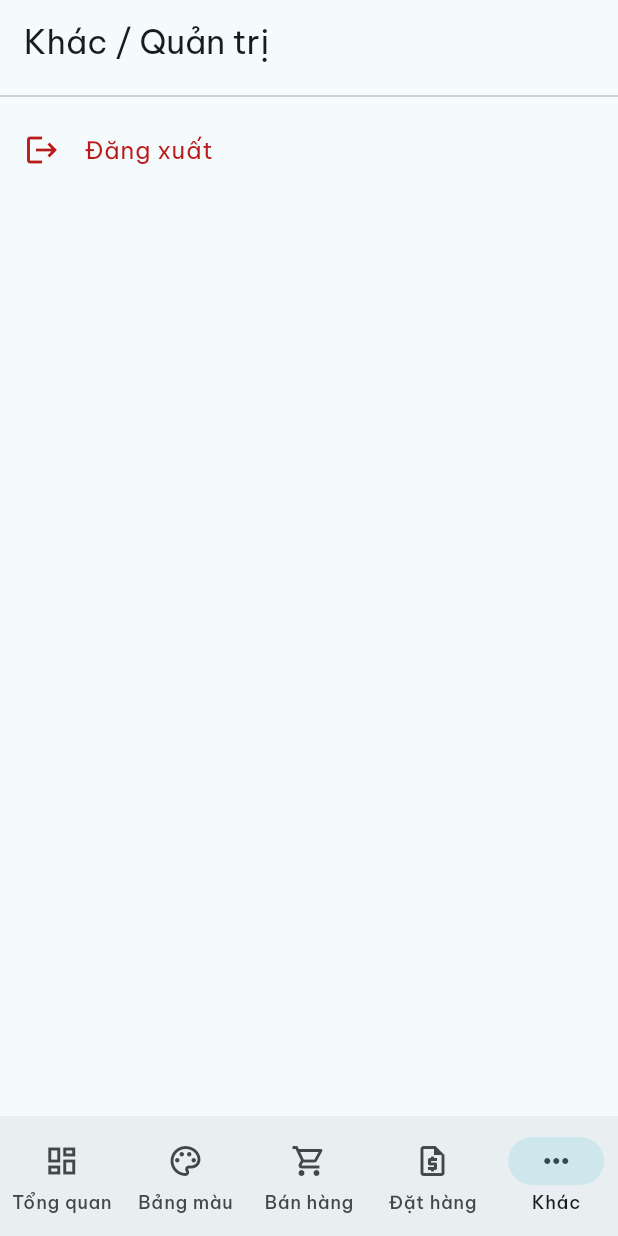
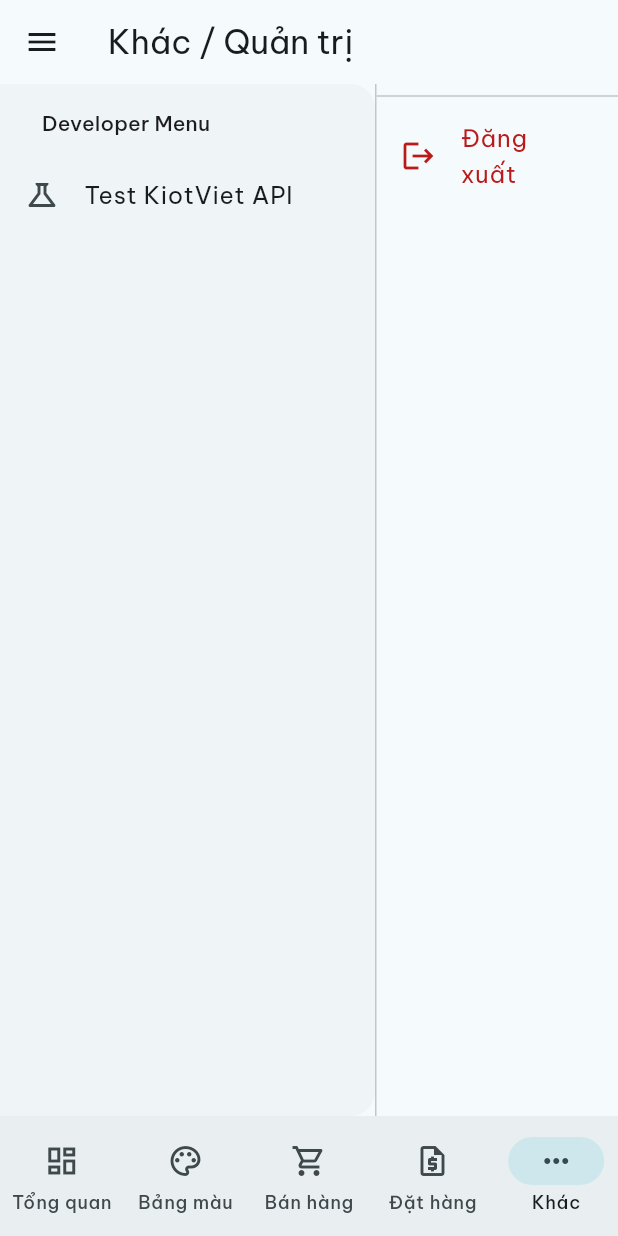
Before and after one commit to nmadu666/flutter_paint_store_app, a Flutter app: the screen it shows once a user with an empty profile is signed in, item 5 of the bottom bar chosen, on a phone screen of 412 x 824 dp. Run offline on Flutter 3.47's test engine with Material 3 defaults, Android fonts, the phone set to English and light mode, and no system bars; our stand-ins replace cloud_firestore, cloud_functions, equatable, firebase_auth, firebase_core, flutter_riverpod and 6 more; accounts and stored records are empty.

Commit message:
fix functions

```diff
--- a/lib/features/kiot_viet/data/kiot_viet_api_client.dart
+++ b/lib/features/kiot_viet/data/kiot_viet_api_client.dart
@@ -6,18 +6,15 @@ class KiotVietApiClient {
   /// Fetches data from the KiotViet API via a Firebase Functions proxy.
   ///
   /// The [endpoint] is the KiotViet API endpoint (e.g., 'branches').
-  /// The [retailer] is the name of your KiotViet store.
   /// The [params] are the query parameters for the API call.
   Future<Map<String, dynamic>> get({
     required String endpoint,
-    required String retailer,
     Map<String, dynamic>? params,
   }) async {
     try {
       final callable = _functions.httpsCallable('kiotVietGetProxy');
       final result = await callable.call<Map<String, dynamic>>({
         'endpoint': endpoint,
-        'retailer': retailer,
         'params': params,
       });
       return result.data;
--- a/lib/features/other/presentation/other_screen.dart
+++ b/lib/features/other/presentation/other_screen.dart
@@ -1,16 +1,22 @@
 import 'package:firebase_auth/firebase_auth.dart';
 import 'package:flutter/material.dart';
+import 'package:flutter_riverpod/flutter_riverpod.dart';
 import 'package:flutter_paint_store_app/features/other/presentation/kiotviet_config_screen.dart';
+import 'package:flutter_paint_store_app/features/kiot_viet/presentation/kiot_viet_test_screen.dart';
 
-class OtherScreen extends StatelessWidget {
+// Provider to control the drawer state. Let's default to true for desktop.
+final otherScreenDrawerProvider = StateProvider<bool>((ref) => true);
+
+class OtherScreen extends ConsumerWidget {
   final String userRole;
   const OtherScreen({super.key, required this.userRole});
 
   @override
-  Widget build(BuildContext context) {
-    return Scaffold(
-      appBar: AppBar(title: const Text('Khác / Quản trị')),
-      body: ListView(
+  Widget build(BuildContext context, WidgetRef ref) {
+    final isDrawerOpen = ref.watch(otherScreenDrawerProvider);
+
+    // The original content of the screen
+    final mainContent = ListView(
       children: [
         if (userRole == 'admin')
           ListTile(
@@ -41,6 +47,58 @@ class OtherScreen extends StatelessWidget {
           },
         ),
       ],
+    );
+
+    // The new drawer that will be shown on the side
+    final sideDrawer = NavigationDrawer(
+      children: [
+        Padding(
+          padding: const EdgeInsets.fromLTRB(28, 16, 16, 10),
+          child: Text(
+            'Developer Menu',
+            style: Theme.of(context).textTheme.titleSmall,
+          ),
+        ),
+        ListTile(
+          leading: const Icon(Icons.science_outlined),
+          title: const Text('Test KiotViet API'),
+          onTap: () {
+            Navigator.push(
+              context,
+              MaterialPageRoute(
+                builder: (context) => const KiotVietTestScreen(),
+              ),
+            );
+          },
+        ),
+      ],
+    );
+
+    return Scaffold(
+      appBar: AppBar(
+        title: const Text('Khác / Quản trị'),
+        leading: IconButton(
+          icon: const Icon(Icons.menu),
+          onPressed: () {
+            ref.read(otherScreenDrawerProvider.notifier).update((state) => !state);
+          },
+        ),
+      ),
+      body: Row(
+        crossAxisAlignment: CrossAxisAlignment.start,
+        children: [
+          // This is the new side drawer, toggled by the provider
+          if (isDrawerOpen)
+            SizedBox(
+                width: 250, // Typical drawer width
+                child: sideDrawer),
+          // A divider between the drawer and the content
+          if (isDrawerOpen) const VerticalDivider(thickness: 1, width: 1),
+          // The original content, now expanded to fill the rest of the space
+          Expanded(
+            child: mainContent,
+          ),
+        ],
       ),
     );
   }
```
Also changed, not shown: lib/features/kiot_viet/application/kiot_viet_service.dart (added, +28 -0 lines), lib/features/kiot_viet/presentation/kiot_viet_test_screen.dart (added, +67 -0 lines), 3 other files. Lines whose indentation alone changed are shown as unchanged.
